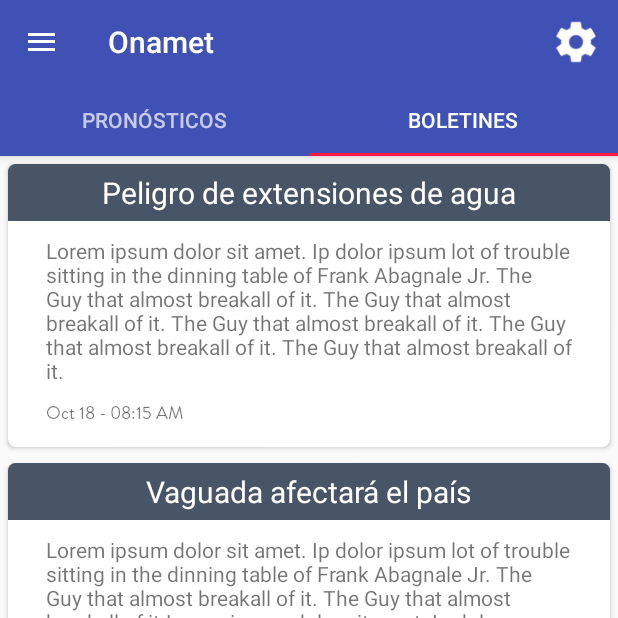
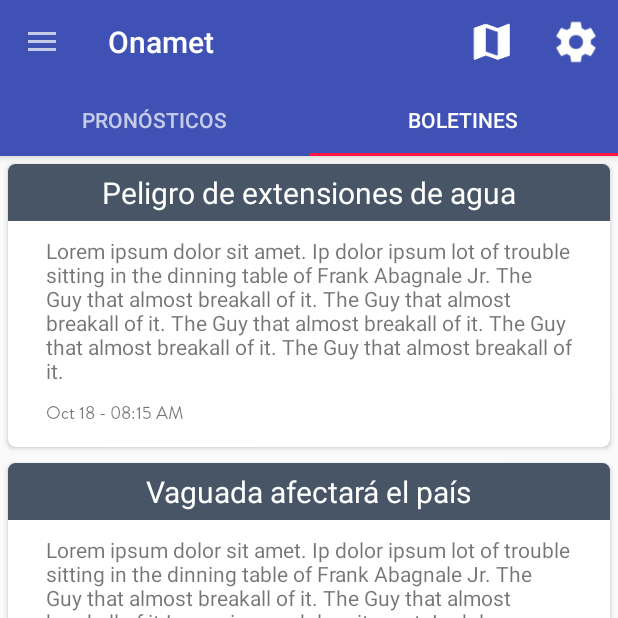
Before and after one commit to erikmejias/Onamet, an Android app: the screen it shows after launch (MainActivity), tab 2 chosen, on a phone screen of 412 x 824 dp, the top half of it. Run offline under Robolectric (Android 15) with nearby library versions, the phone set to English and light mode, and no system bars; our stand-ins replace Firebase (no records; nobody signed in at launch, a user with empty details on screens opened directly); libraries missing offline, so code that uses them is left out: com.github.paolorotolo.appintro; 1 statement that could not run was skipped.

Commit message:
Implemented navigation drawer

```diff
--- a/app/src/main/java/com/erikmejia/onamet/MainActivity.java
+++ b/app/src/main/java/com/erikmejia/onamet/MainActivity.java
@@ -2,13 +2,14 @@ package com.erikmejia.onamet;
 
 import android.content.Intent;
 import android.content.SharedPreferences;
+import android.content.res.Configuration;
 import android.os.Bundle;
 import android.preference.PreferenceManager;
+import android.support.annotation.Nullable;
 import android.support.design.widget.TabLayout;
 import android.support.v4.app.Fragment;
 import android.support.v4.app.FragmentManager;
 import android.support.v4.app.FragmentPagerAdapter;
-import android.support.v4.view.GravityCompat;
 import android.support.v4.view.ViewPager;
 import android.support.v4.widget.DrawerLayout;
 import android.support.v7.app.ActionBarDrawerToggle;
@@ -39,16 +40,34 @@ public class MainActivity extends AppCompatActivity{
 
     private static final String TAG = MainActivity.class.getSimpleName();
     String[] city_list = {
+            "Moca",
+            "La Romana",
+            "Higuey",
+            "Punta Cana",
+            "San Pedro",
+            "Hato Mayor del Rey",
+            "El Seibo",
+            "Sabana de la Mar",
+            "Miches",
+            "Monte Plata",
+            "Puerto Plata",
+            "Santiago",
+            "La Vega",
+            "San Francisco",
+            "Santo Domingo",
+            "Mao",
+            "Jarabacoa",
+            "Bonao",
+            "Nagua",
+            "Samaná",
             "Azua",
-            "La Romana",
-            "Baní",
-            "Punta Cana",
-            "Santiago"
+            "Baní"
     };
 
     private DrawerLayout drawerLayout;
     private ActionBarDrawerToggle drawerToggle;
     private ListView cityList;
+    private ViewPagerAdapter viewPagerAdapter;
 
 
     @Override
@@ -100,7 +119,7 @@ public class MainActivity extends AppCompatActivity{
         Toolbar toolbar = (Toolbar) findViewById(R.id.toolbar);
         setSupportActionBar(toolbar);
         getSupportActionBar().setDisplayHomeAsUpEnabled(true);
-        getSupportActionBar().setDefaultDisplayHomeAsUpEnabled(false);
+        getSupportActionBar().setHomeButtonEnabled(true);
 
 //        Cache data to local disk ( OFFLINE SUPPORT ).
 //        FirebaseDatabase.getInstance().setPersistenceEnabled(true);
@@ -126,11 +145,32 @@ public class MainActivity extends AppCompatActivity{
         drawerToggle = new ActionBarDrawerToggle(
                 this,
                 drawerLayout,
-                R.string.welcome_daily_forecasts,
-                R.string.welcome_onamet);
-        drawerToggle.setDrawerIndicatorEnabled(false);
-        drawerToggle.setHomeAsUpIndicator(R.drawable.ic_menu);
+                R.string.drawer_open,
+                R.string.drawer_close) {
+            @Override
+            public void onDrawerOpened(View drawerView) {
+                super.onDrawerOpened(drawerView);
+                getSupportActionBar().setTitle(R.string.choose_province);
+                invalidateOptionsMenu();
+            }
+
+            @Override
+            public void onDrawerClosed(View drawerView) {
+                super.onDrawerClosed(drawerView);
+                getSupportActionBar().setTitle(R.string.app_name);
+                invalidateOptionsMenu();
+            }
+        };
+
+        drawerToggle.setDrawerIndicatorEnabled(true);
         drawerLayout.setDrawerListener(drawerToggle);
+
+        cityList.setOnItemClickListener(new AdapterView.OnItemClickListener() {
+            @Override
+            public void onItemClick(AdapterView<?> parent, View view, int position, long id) {
+                changeCity(position);
+            }
+        });
 
     }
 
@@ -150,6 +190,10 @@ public class MainActivity extends AppCompatActivity{
 
     @Override
     public boolean onOptionsItemSelected(MenuItem item) {
+
+        if (drawerToggle.onOptionsItemSelected(item)) {
+            return true;
+        }
 //        Check which selection is being made.
         switch (item.getItemId()) {
 //            Open settings ui panel.
@@ -158,7 +202,7 @@ public class MainActivity extends AppCompatActivity{
                 return true;
             case R.id.map:
                 Toast.makeText(this, "Abriendo mapa", Toast.LENGTH_SHORT).show();
-//                showMap();
+                showMap();
             default:
                 return super.onOptionsItemSelected(item);
         }
@@ -178,11 +222,30 @@ public class MainActivity extends AppCompatActivity{
         startActivity(intent);
     }
 
+    private void changeCity(int city) {
+        Bundle extras = new Bundle();
+        extras.putInt("city", city);
+        viewPagerAdapter.getItem(0).onCreate(extras);
+        viewPagerAdapter.notifyDataSetChanged();
+    }
+
     private void setViewPager(ViewPager viewPager) {
-        ViewPagerAdapter adapter = new ViewPagerAdapter(getSupportFragmentManager());
-        adapter.addFragment(new ForecastFragment(), "Pronósticos");
-        adapter.addFragment(new BulletinsFragment(), "Boletines");
-        viewPager.setAdapter(adapter);
+        viewPagerAdapter = new ViewPagerAdapter(getSupportFragmentManager());
+        viewPagerAdapter.addFragment(new ForecastFragment(), "Pronósticos");
+        viewPagerAdapter.addFragment(new BulletinsFragment(), "Boletines");
+        viewPager.setAdapter(viewPagerAdapter);
+    }
+
+    @Override
+    protected void onPostCreate(@Nullable Bundle savedInstanceState) {
+        super.onPostCreate(savedInstanceState);
+        drawerToggle.syncState();
+    }
+
+    @Override
+    public void onConfigurationChanged(Configuration newConfig) {
+        super.onConfigurationChanged(newConfig);
+        drawerToggle.onConfigurationChanged(newConfig);
     }
 
     class ViewPagerAdapter extends FragmentPagerAdapter {
@@ -196,6 +259,11 @@ public class MainActivity extends AppCompatActivity{
         @Override
         public Fragment getItem(int position) {
             return mFragmentList.get(position);
+        }
+
+        @Override
+        public int getItemPosition(Object object) {
+            return POSITION_NONE;
         }
 
         @Override
@@ -214,4 +282,5 @@ public class MainActivity extends AppCompatActivity{
         }
     }
 
+
 }
--- a/app/src/main/java/com/erikmejia/onamet/model/FirebaseAdapter.java
+++ b/app/src/main/java/com/erikmejia/onamet/model/FirebaseAdapter.java
@@ -49,12 +49,10 @@ public class FirebaseAdapter extends FirebaseRecyclerAdapter<Forecast, ForecastH
                 "fonts/Brandon_reg.otf");
         font_bold = Typeface.createFromAsset(context.getAssets(),
                 "fonts/Brandon_bld.otf");
-        Log.d(TAG, "FirebaseAdapter: CONSTRUCTOR called. DB Query is " + ref.toString());
     }
 
     @Override
     public void populateViewHolder(final ForecastHolder viewHolder, final Forecast model, final int position) {
-        Log.d(TAG, "populateViewHolder EXECUTED!!!");
 
         if (getItemViewType(position) == TODAY) {
 
@@ -142,8 +140,6 @@ public class FirebaseAdapter extends FirebaseRecyclerAdapter<Forecast, ForecastH
     @Override
     public ForecastHolder onCreateViewHolder(ViewGroup parent, int viewType) {
 
-        Log.d(TAG, "onCreateViewHolder: called");
-
         NativeExpressAdView adView;
         View root = LayoutInflater.from(parent.getContext()).inflate(R.layout.forecast_item,
                 parent, false);
--- a/app/src/main/java/com/erikmejia/onamet/ui/ForecastFragment.java
+++ b/app/src/main/java/com/erikmejia/onamet/ui/ForecastFragment.java
@@ -35,6 +35,7 @@ public class ForecastFragment extends Fragment {
     private DatabaseReference databaseReference;
     FirebaseAdapter firebaseAdapter;
     private static boolean calledAlready = false;
+    private int PROVINCE_ID;
 
     public ForecastFragment() {
 //        required empty constructor.
@@ -56,14 +57,21 @@ public class ForecastFragment extends Fragment {
     public void onCreate(@Nullable Bundle savedInstanceState) {
         super.onCreate(savedInstanceState);
 
+        if (savedInstanceState != null) {
+            this.PROVINCE_ID = savedInstanceState.getInt("city");
+        }
+        Log.d(TAG, "onCreate: PROVINCE_ID " + PROVINCE_ID);
+
+
         if (calledAlready) {
-            FirebaseDatabase.getInstance().setPersistenceEnabled(true); // TODO: Enable it in production
+            FirebaseDatabase.getInstance().setPersistenceEnabled(true);
             calledAlready = true;
         }
 
         FirebaseDatabase database = FirebaseDatabase.getInstance();
+        DatabaseReference mainReference = database.getReference("forecasts/cities/");
         databaseReference =
-                database.getReference("forecasts/cities/3/forecasts");
+                mainReference.child(PROVINCE_ID + "/forecasts");
 
     }
 
--- a/app/src/main/res/layout/activity_main.xml
+++ b/app/src/main/res/layout/activity_main.xml
@@ -1,8 +1,4 @@
-<android.support.v4.widget.DrawerLayout
-    xmlns:android="http://schemas.android.com/apk/res/android"
-    android:id="@+id/drawer_layout"
-    android:layout_width="match_parent"
-    android:layout_height="match_parent">
+
 
     <FrameLayout
         android:id="@+id/main_content_frame"
@@ -15,7 +11,12 @@
             android:layout_width="match_parent"
             android:layout_height="match_parent">
 
+            <RelativeLayout
+                android:layout_width="match_parent"
+                android:layout_height="match_parent">
+
                 <android.support.design.widget.AppBarLayout
+                    android:id="@+id/bar_layout"
                     android:layout_width="match_parent"
                     android:layout_height="wrap_content"
                     android:theme="@style/ThemeOverlay.AppCompat.Dark">
@@ -36,25 +37,36 @@
                         app:tabGravity="fill"/>
                 </android.support.design.widget.AppBarLayout>
 
+                <android.support.v4.widget.DrawerLayout
+                    android:layout_below="@id/bar_layout"
+                    android:id="@+id/drawer_layout"
+                    android:layout_width="match_parent"
+                    android:layout_height="match_parent">
+
                     <android.support.v4.view.ViewPager
                         android:id="@+id/viewpager"
                         android:layout_width="match_parent"
                         android:layout_height="match_parent"
                         app:layout_behavior="@string/appbar_scrolling_view_behavior"
                         />
-        </android.support.design.widget.CoordinatorLayout>
 
-    </FrameLayout>
 
                     <ListView
                         android:id="@+id/left_drawer"
                         android:choiceMode="singleChoice"
-        android:divider="@color/transparent"
-        android:dividerHeight="0dp"
                         android:background="@color/white"
-        android:layout_gravity="start"
-        android:layout_width="240dp"
-        android:layout_height="match_parent"/>
+                        android:layout_gravity="left|start"
+                        android:layout_width="200dp"
+                        android:layout_height="match_parent"
+                        />
 
 
                 </android.support.v4.widget.DrawerLayout>
+
+
+            </RelativeLayout>
+
+
+        </android.support.design.widget.CoordinatorLayout>
+
+    </FrameLayout>
--- a/app/src/main/res/menu/main.xml
+++ b/app/src/main/res/menu/main.xml
@@ -3,10 +3,10 @@
     xmlns:android="http://schemas.android.com/apk/res/android">
 
     <!-- Initiate Map TODO - Hide it until fully implemented -->
-    <!--<item android:title="@string/maps"
+    <item android:title="@string/maps"
         android:id="@+id/map"
         android:icon="@drawable/ic_map"
-        app:showAsAction="always" />-->
+        app:showAsAction="always" />
 
     <item
         android:title="@string/settings"
--- a/app/src/main/res/values/strings.xml
+++ b/app/src/main/res/values/strings.xml
@@ -1,4 +1,5 @@
 <resources>
+
     <string name="app_name">Onamet</string>
     <string name="notification_prefs_title">Notificaciones</string>
     <string name="notification_prefs_summary">Habilitar notificaciones instantáneas para los boletines</string>
@@ -17,6 +18,8 @@
     <string name="pref_sms_summary">Verificar SMS para recibir alertas en caso que pierda acceso a internet</string>
     <string name="pref_other_title">Otro</string>
     <string name="pref_account_title">Cuenta</string>
+    <string name="drawer_open">Open navigation drawer</string>
+    <string name="drawer_close">Close navigation drawer</string>
 
 
 
@@ -115,5 +118,6 @@ El ultimo cambio que ha sufrido esta Oficina fue con el Decreto número 764-03,
 
     <!-- TODO: Remove or change this placeholder text -->
     <string name="hello_blank_fragment">Hello blank fragment</string>
+    <string name="choose_province">Elige una provincia</string>
 
 </resources>
```
Lines whose indentation alone changed are shown as unchanged.
